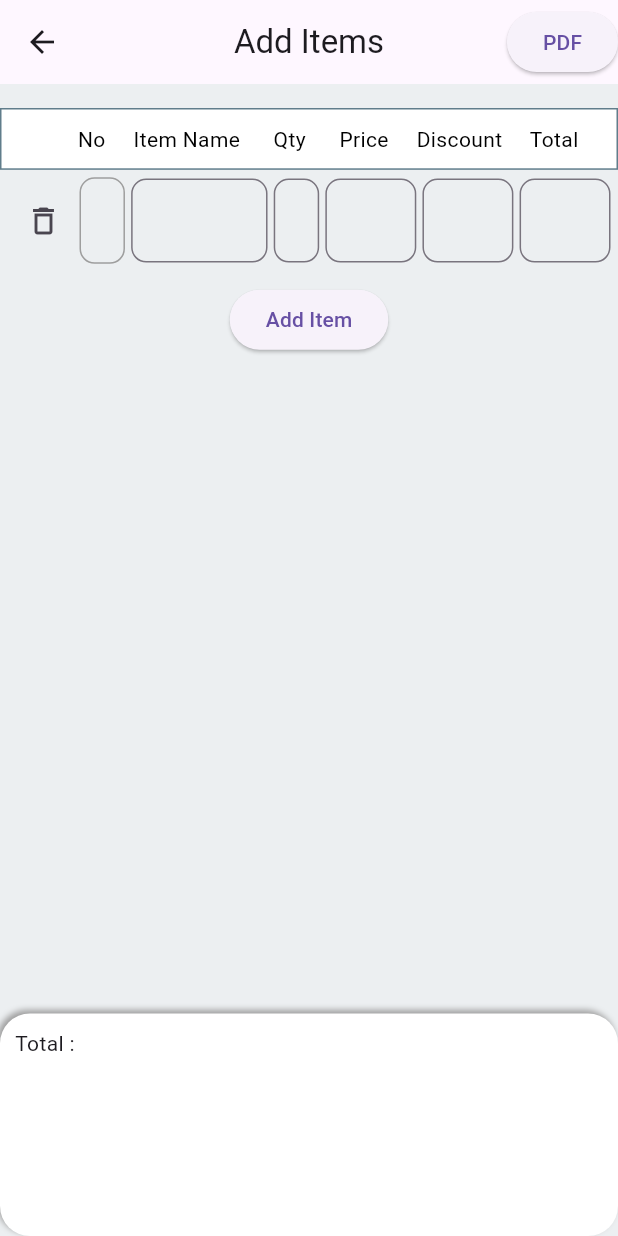
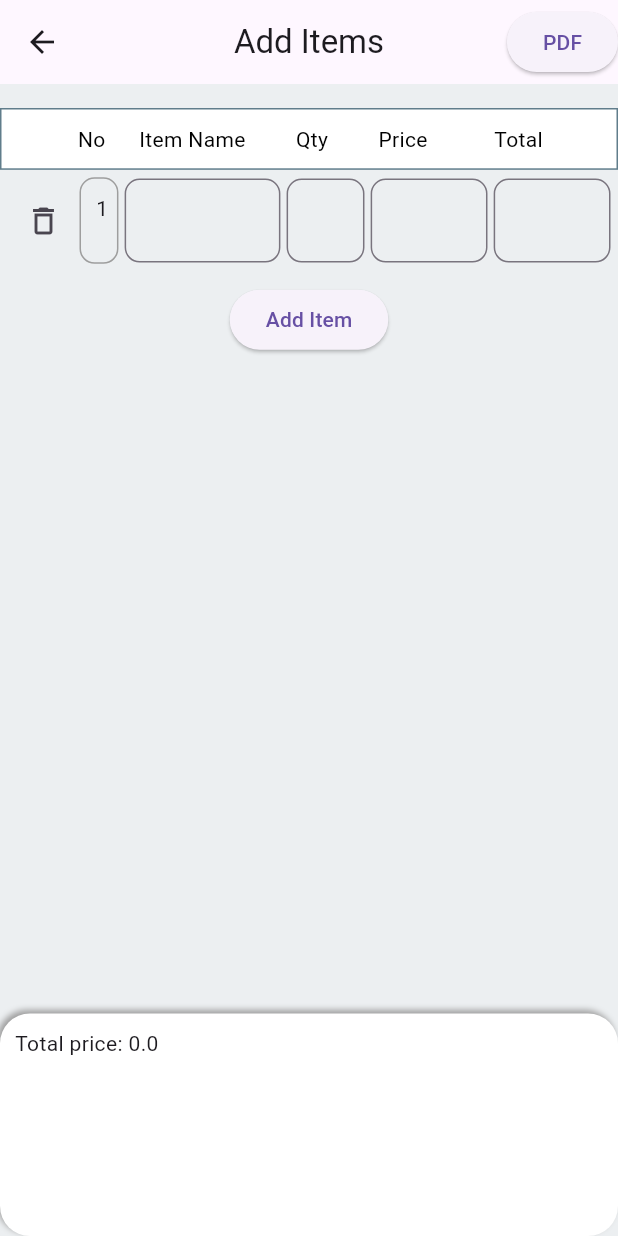
Before and after one commit to Aayushi0x9/invoice_generater, a Flutter app: the ItemPage screen opened by its route, on a phone screen of 412 x 824 dp. Run offline on Flutter 3.47's test engine with Material 3 defaults, Android fonts, the phone set to English and light mode, and no system bars; our stand-ins replace printing; network calls fail.

Commit message:
Add Items...

```diff
--- a/lib/Pages/ItemPage/item_page.dart
+++ b/lib/Pages/ItemPage/item_page.dart
@@ -10,13 +10,19 @@ class ItemPage extends StatefulWidget {
 }
 
 class _ItemPageState extends State<ItemPage> {
-  int Total = 0;
+  double totalPrice = 0.0;
+
+  double calculateBill() {
+    totalPrice = 0.0;
+    Globals.globals.items.forEach((element) {
+      totalPrice += (element['price'] * element['qty']);
+    });
+    return totalPrice;
+  }
 
   @override
   void initState() {
-    Globals.globals.items
-        // .map((e) => {Globals.globals.Total += Globals.globals.items})
-        .toList();
+    calculateBill();
     super.initState();
   }
 
@@ -62,7 +68,7 @@ class _ItemPageState extends State<ItemPage> {
                         ),
                       ),
                       child: const Text(
-                        '           No     Item Name      Qty      Price     Discount     Total',
+                        '           No      Item Name         Qty         Price            Total',
                         style: TextStyle(color: Colors.black),
                       ),
                     ),
@@ -91,8 +97,10 @@ class _ItemPageState extends State<ItemPage> {
                       Expanded(
                         flex: 1,
                         child: Container(
+                          padding: EdgeInsets.all(10),
                           height: h * 0.2,
-                          width: w * 0.1,
+                          width: w * 0.2,
+                          child: Text('${index + 1}'),
                           decoration: BoxDecoration(
                               borderRadius: BorderRadius.circular(10),
                               border: Border.all(color: Colors.grey)),
@@ -103,13 +111,14 @@ class _ItemPageState extends State<ItemPage> {
                       ),
                       //item name
                       Expanded(
-                        flex: 3,
+                        flex: 4,
                         child: TextFormField(
                           controller: Globals.globals.itemController[index],
                           onChanged: (val) {
                             Globals.globals.items[index]['item name'] = val;
                           },
                           // initialValue: Globals.globals.item_name,
+                          textInputAction: TextInputAction.next,
                           keyboardType: TextInputType.name,
                           decoration: InputDecoration(
                             border: OutlineInputBorder(
@@ -123,13 +132,14 @@ class _ItemPageState extends State<ItemPage> {
                       ),
                       //quantity
                       Expanded(
-                        flex: 1,
+                        flex: 2,
                         child: TextFormField(
                           // controller: Globals.globals.itemController[index],
                           onChanged: (val) {
                             Globals.globals.items[index]['qty'] = val;
                           },
                           // initialValue: Globals.globals.,
+                          textInputAction: TextInputAction.next,
                           keyboardType: TextInputType.number,
                           decoration: InputDecoration(
                             border: OutlineInputBorder(
@@ -143,33 +153,14 @@ class _ItemPageState extends State<ItemPage> {
                       ),
                       //price
                       Expanded(
-                        flex: 2,
+                        flex: 3,
                         child: TextFormField(
                           // controller: Globals.globals.itemController[index]
                           onChanged: (val) {
                             Globals.globals.items[index]['price'] = val;
                           },
                           // initialValue: Globals.globals.o_name,
-                          keyboardType: TextInputType.number,
-                          decoration: InputDecoration(
-                            border: OutlineInputBorder(
-                              borderRadius: BorderRadius.circular(10),
-                            ),
-                          ),
-                        ),
-                      ),
-                      SizedBox(
-                        width: w * 0.01,
-                      ),
-                      //discount
-                      Expanded(
-                        flex: 2,
-                        child: TextFormField(
-                          // controller: Globals.globals.itemController[index],
-                          onChanged: (val) {
-                            Globals.globals.items[index]['discount'] = val;
-                          },
-                          // initialValue: Globals.globals.o_name,
+                          textInputAction: TextInputAction.next,
                           keyboardType: TextInputType.number,
                           decoration: InputDecoration(
                             border: OutlineInputBorder(
@@ -183,13 +174,14 @@ class _ItemPageState extends State<ItemPage> {
                       ),
                       //ammount
                       Expanded(
-                        flex: 2,
+                        flex: 3,
                         child: TextFormField(
                           // controller: Globals.globals.itemController[index],
                           onChanged: (val) {
-                            Globals.globals.items[index]['total'] = val;
+                            Globals.globals.items[index]['total'] = totalPrice;
                           },
                           // initialValue: Globals.globals.o_name,
+                          textInputAction: TextInputAction.next,
                           keyboardType: TextInputType.number,
                           decoration: InputDecoration(
                             border: OutlineInputBorder(
@@ -246,7 +238,11 @@ class _ItemPageState extends State<ItemPage> {
                 padding: EdgeInsets.all(10),
                 alignment: Alignment.centerLeft,
                 child: Column(
-                  children: [Text('Total : ')],
+                  children: [
+                    Text(
+                      "Total price: ${totalPrice}",
+                    )
+                  ],
                 ),
               ),
             ],
```
Also changed, not shown: lib/Pages/PdfPage/pdfpage.dart (+47 -0 lines).
